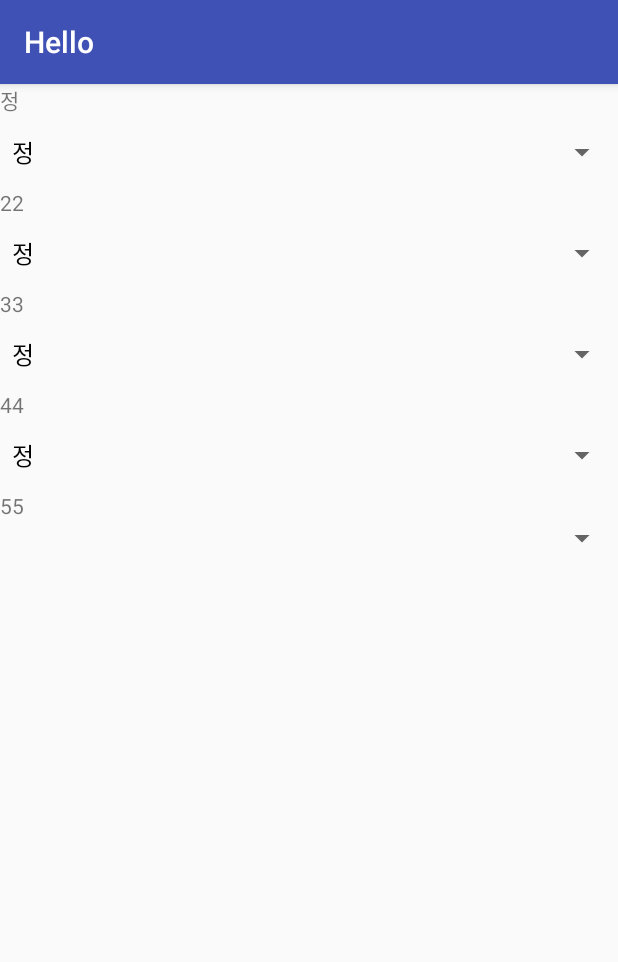
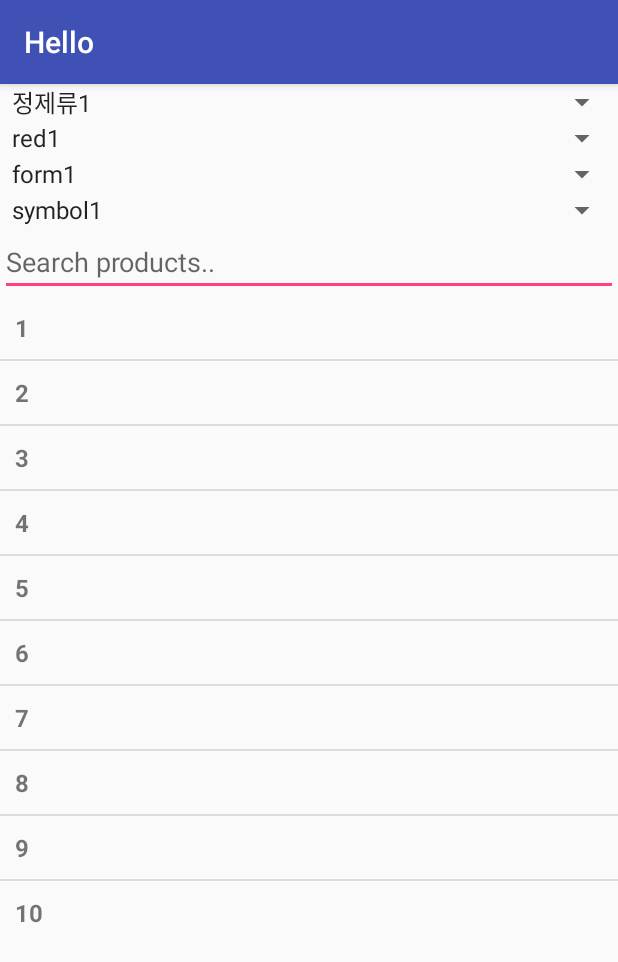
Before and after one commit to newyj94/The-Fianl, an Android app: the NewActivity1_3 screen opened directly, with no data from a screen before it, on a phone screen of 412 x 824 dp. Shown: the top 962 px of the screen. Run offline under Robolectric (Android 15) with nearby library versions, the phone set to English and light mode, and no system bars.

Commit message:
merge 전의 commit이다

```diff
--- a/app/src/main/AndroidManifest.xml
+++ b/app/src/main/AndroidManifest.xml
@@ -51,7 +51,7 @@
         <activity android:name=".NewActivity5"></activity>
         <activity android:name=".NewActivity1_1"></activity>
         <activity android:name=".NewActivity1_2"></activity>
-        <activity android:name=".NewActivity1_3"></activity>
+        <activity android:name=".NewActivity1_3" android:windowSoftInputMode="stateHidden"></activity>
         <activity android:name=".NewActivity1_4"></activity>
         <activity android:name=".NewActivity3_1"
             android:label="@string/act_med_form">
--- a/app/src/main/java/org/androidtown/hello/DBHelper.java
+++ b/app/src/main/java/org/androidtown/hello/DBHelper.java
@@ -7,6 +7,7 @@ import android.database.sqlite.SQLiteDatabaseCorruptException;
 import android.database.sqlite.SQLiteOpenHelper;
 
 public class DBHelper extends SQLiteOpenHelper{
+
     public DBHelper(Context context){
         super(context,"myDB",null,1);
     }
--- a/app/src/main/java/org/androidtown/hello/NewActivity1_3.java
+++ b/app/src/main/java/org/androidtown/hello/NewActivity1_3.java
@@ -1,23 +1,37 @@
 package org.androidtown.hello;
 import android.os.Bundle;
 import android.support.v7.app.AppCompatActivity;
+import android.text.Editable;
+import android.text.TextWatcher;
 import android.view.View;
 import android.widget.AdapterView;
 import android.widget.ArrayAdapter;
+import android.widget.EditText;
+import android.widget.ListView;
 import android.widget.Spinner;
 import android.widget.TextView;
 
-import static org.androidtown.hello.R.id.sp1;
+import java.util.ArrayList;
+import java.util.HashMap;
+
 import static org.androidtown.hello.R.id.text;
 
 
 public class NewActivity1_3 extends AppCompatActivity implements AdapterView.OnItemSelectedListener {
 
-    Spinner sp1,sp2,sp3,sp4;
+    Spinner sp1,sp2,sp3,sp4,spinner;
     SpinnerList list,list2,list3,list4;
-    ArrayAdapter adapter;
-    ArrayAdapter adapter2,adapter3,adapter4;
+    ArrayAdapter adapter1,adapter2,adapter3,adapter4;
     TextView textView1,textView2,textView3,textView4;
+
+    // List view
+    private ListView lv;
+    // Listview Adapter
+    ArrayAdapter<String> adapter;
+    // Search EditText
+    EditText inputSearch;
+    // ArrayList for Listview
+    ArrayList<HashMap<String, String>> productList;
     @Override
 
     protected void onCreate(Bundle savedInstanceState) {
@@ -25,34 +39,57 @@ public class NewActivity1_3 extends AppCompatActivity implements AdapterView.OnI
         super.onCreate(savedInstanceState);
         setContentView(R.layout.activity_new1_3);
 
-        sp1 = (Spinner) findViewById(R.id.sp1);
-        sp2 = (Spinner) findViewById(R.id.sp2);
-        sp3 = (Spinner) findViewById(R.id.sp3);
-        sp4 = (Spinner) findViewById(R.id.sp4);
+        ArrayAdapter<CharSequence> adapter1 = ArrayAdapter.createFromResource(this, R.array.jungjae_array,android.R.layout.simple_spinner_item);
+        adapter1.setDropDownViewResource(android.R.layout.simple_spinner_dropdown_item);
+        sp1 = (Spinner)findViewById(R.id.spinner_jungjae);
+        sp1.setAdapter(adapter1);
 
-        textView1 = (TextView) findViewById(R.id.text1);
-        textView2 = (TextView) findViewById(R.id.text2);
-        textView3 = (TextView) findViewById(R.id.text3);
-        textView4 = (TextView) findViewById(R.id.text4);
+        ArrayAdapter<CharSequence> adapter2 = ArrayAdapter.createFromResource(this, R.array.color_array,android.R.layout.simple_spinner_item);
+        adapter2.setDropDownViewResource(android.R.layout.simple_spinner_dropdown_item);
+        sp2 = (Spinner)findViewById(R.id.spinner_color);
+        sp2.setAdapter(adapter2);
 
-        list = new SpinnerList();
-        list2 = new SpinnerList();
-        list3 = new SpinnerList();
-        list4 = new SpinnerList();
-        adapter = new ArrayAdapter(this, R.layout.support_simple_spinner_dropdown_item, list.getArrayList());
-        adapter2 = new ArrayAdapter(this, R.layout.support_simple_spinner_dropdown_item, list2.getArrayList());
-        adapter3 = new ArrayAdapter(this, R.layout.support_simple_spinner_dropdown_item, list3.getArrayList());
-        adapter4 = new ArrayAdapter(this, R.layout.support_simple_spinner_dropdown_item, list4.getArrayList());
+        ArrayAdapter<CharSequence> adapter3 = ArrayAdapter.createFromResource(this, R.array.form_array,android.R.layout.simple_spinner_item);
+        adapter3.setDropDownViewResource(android.R.layout.simple_spinner_dropdown_item);
+        sp3 = (Spinner)findViewById(R.id.spinner_form);
+        sp3.setAdapter(adapter3);
 
-        sp1.setAdapter(adapter);
-        sp1.setOnItemSelectedListener(this);
-        sp2.setAdapter(adapter2);
-        sp2.setOnItemSelectedListener(this);
-        sp3.setAdapter(adapter3);
-        sp3.setOnItemSelectedListener(this);
+        ArrayAdapter<CharSequence> adapter4 = ArrayAdapter.createFromResource(this, R.array.symbol_array,android.R.layout.simple_spinner_item);
+        adapter4.setDropDownViewResource(android.R.layout.simple_spinner_dropdown_item);
+        sp4 = (Spinner)findViewById(R.id.spinner_symbol);
         sp4.setAdapter(adapter4);
-        sp4.setOnItemSelectedListener(this);
+
+
+        String products[] = {"1", "2", "3", "4", "5",
+                "6", "7","8", "9", "10"};
+        lv = (ListView) findViewById(R.id.list_view);
+        // Adding items to listview
+        adapter = new ArrayAdapter<String>(this, R.layout.activity_new1_3_listitem, R.id.product_name, products);
+        lv.setAdapter(adapter);
+
+
+        inputSearch = (EditText) findViewById(R.id.inputSearch);
+        inputSearch.addTextChangedListener(new TextWatcher() {
+            public void onTextChanged(CharSequence cs, int arg1, int arg2, int arg3) {
+                // When user changed the Text
+                NewActivity1_3.this.adapter.getFilter().filter(cs);
+            }
+
+            @Override
+            public void beforeTextChanged(CharSequence arg0, int arg1, int arg2, int arg3) {
+                // TODO Auto-generated method stub
+            }
+
+            @Override
+            public void afterTextChanged(Editable editable) {
+                // TODO Auto-generated method stub
+            }
+        });
+
     }
+
+
+
     public void onItemSelected(AdapterView<?> parent, View v, int position, long id) {
         String medItem = list.getitems(position);
         textView1.setText(medItem);
--- a/app/src/main/java/org/androidtown/hello/NewActivity4.java
+++ b/app/src/main/java/org/androidtown/hello/NewActivity4.java
@@ -10,7 +10,7 @@ public class NewActivity4 extends AppCompatActivity {
 
     private static final String API_KEY = "a99f1b05-2f53-3cb8-b7a8-8d5436cdb44c";
 
-
+/*
     @Override
     protected void onCreate(Bundle savedInstanceState) {
         super.onCreate(savedInstanceState);
@@ -64,7 +64,7 @@ public class NewActivity4 extends AppCompatActivity {
     }
 
 
-/*
+
     public void showMarkerPoint(){
         //마커 찍는 것 빨간 포인트
         for(int i = 0; i < m_mapPoint.size(); i++ ){
--- a/app/src/main/res/layout/activity_new1_3.xml
+++ b/app/src/main/res/layout/activity_new1_3.xml
@@ -4,53 +4,38 @@
     android:layout_width="match_parent"
     android:layout_height="wrap_content"
     android:baselineAligned="false"
+    android:layout_marginBottom="15dp"
     android:orientation="vertical"
     >
-    <TextView android:id="@+id/text1"
-        android:layout_width="match_parent"
-        android:layout_height="wrap_content"
-        android:text="센치해"/>
-    <Spinner
-        android:id="@+id/sp1"
-        android:layout_width="match_parent"
-        android:layout_height="wrap_content" />
-
-    <TextView android:id="@+id/text2"
-        android:layout_width="match_parent"
-        android:layout_height="wrap_content"
-        android:text="22"/>
-
-    <Spinner
-        android:id="@+id/sp2"
-        android:layout_width="match_parent"
-        android:layout_height="match_parent" />
-
-    <TextView android:id="@+id/text3"
-        android:layout_width="match_parent"
-        android:layout_height="wrap_content"
-        android:text="33"/>
-    <Spinner
-        android:id="@+id/sp3"
-        android:layout_width="match_parent"
-        android:layout_height="wrap_content" />
-
-    <TextView android:id="@+id/text4"
-        android:layout_width="match_parent"
-        android:layout_height="wrap_content"
-        android:text="44"/>
-    <Spinner
-        android:id="@+id/sp4"
-        android:layout_width="match_parent"
-        android:layout_height="wrap_content" />
-
-    <TextView android:id="@+id/text5"
-        android:layout_width="match_parent"
-        android:layout_height="wrap_content"
-        android:text="55"/>
-
     <Spinner
         android:id="@+id/spinner_jungjae"
         android:layout_width="match_parent"
         android:layout_height="wrap_content" />
+    <Spinner
+        android:id="@+id/spinner_color"
+        android:layout_width="match_parent"
+        android:layout_height="wrap_content" />
+    <Spinner
+        android:id="@+id/spinner_form"
+        android:layout_width="match_parent"
+        android:layout_height="wrap_content" />
+    <Spinner
+        android:id="@+id/spinner_symbol"
+        android:layout_width="match_parent"
+        android:layout_height="wrap_content" />
+
+
+    <!-- Editext for Search -->
+    <EditText android:id="@+id/inputSearch"
+        android:layout_width="fill_parent"
+        android:layout_height="wrap_content"
+        android:hint="Search products.."
+        android:inputType="textVisiblePassword"/>
+
+    <!-- List View -->
+    <ListView
+        android:id="@+id/list_view"
+        android:layout_width="fill_parent"
+        android:layout_height="wrap_content" />
 
 </LinearLayout>
--- /dev/null
+++ b/app/src/main/res/layout/activity_new1_3_listitem.xml
@@ -0,0 +1,16 @@
+<?xml version="1.0" encoding="utf-8"?>
+<LinearLayout xmlns:android="http://schemas.android.com/apk/res/android"
+    android:orientation="vertical" android:layout_width="match_parent"
+    android:layout_height="match_parent">
+
+    <!-- Single ListItem -->
+
+    <!-- Product Name -->
+    <TextView android:id="@+id/product_name"
+        android:layout_width="fill_parent"
+        android:layout_height="wrap_content"
+        android:padding="10dip"
+        android:textSize="16dip"
+        android:textStyle="bold"/>
+
+</LinearLayout>
--- a/app/src/main/res/values/strings.xml
+++ b/app/src/main/res/values/strings.xml
@@ -5,4 +5,29 @@
 
     <string name = "name">이름</string>
     <string name = "medicine">약</string>
+    <!-- 스피너 라벨-->
+    <string name ="jungjae">정제류</string>
+    <string name ="color">색</string>
+    <string name ="form">모양</string>
+    <string name ="symbol">기호</string>
+    <string name ="string">문자</string>
+    <!-- 스피너 아이템-->
+    <string-array name="jungjae_array">
+        <item>정제류1</item>
+        <item>정제류2</item>
+    </string-array>
+    <string-array name="color_array">
+        <item>red1</item>
+        <item>white2</item>
+    </string-array>
+    <string-array name="form_array">
+        <item>form1</item>
+        <item>form2</item>
+    </string-array>
+    <string-array name="symbol_array">
+        <item>symbol1</item>
+        <item>symbol2</item>
+    </string-array>
+
+    <!-- 스피너관련속성 : 끝-->
 </resources>
```
Also changed, not shown: app/src/main/java/org/androidtown/hello/NewActivity1_1.java (added, +21 -0 lines), app/src/main/java/org/androidtown/hello/NewActivity1_2.java (added, +21 -0 lines), app/src/main/java/org/androidtown/hello/NewActivity1_4.java (added, +21 -0 lines), app/src/main/res/layout/activity_new.xml (+26 -5 lines), app/src/main/res/layout/activity_new1_1.xml (added, +15 -0 lines), app/src/main/res/layout/activity_new1_2.xml (added, +15 -0 lines), app/src/main/res/layout/activity_new1_4.xml (added, +15 -0 lines), app/src/main/java/org/androidtown/hello/NewActivity.java (indentation only).
